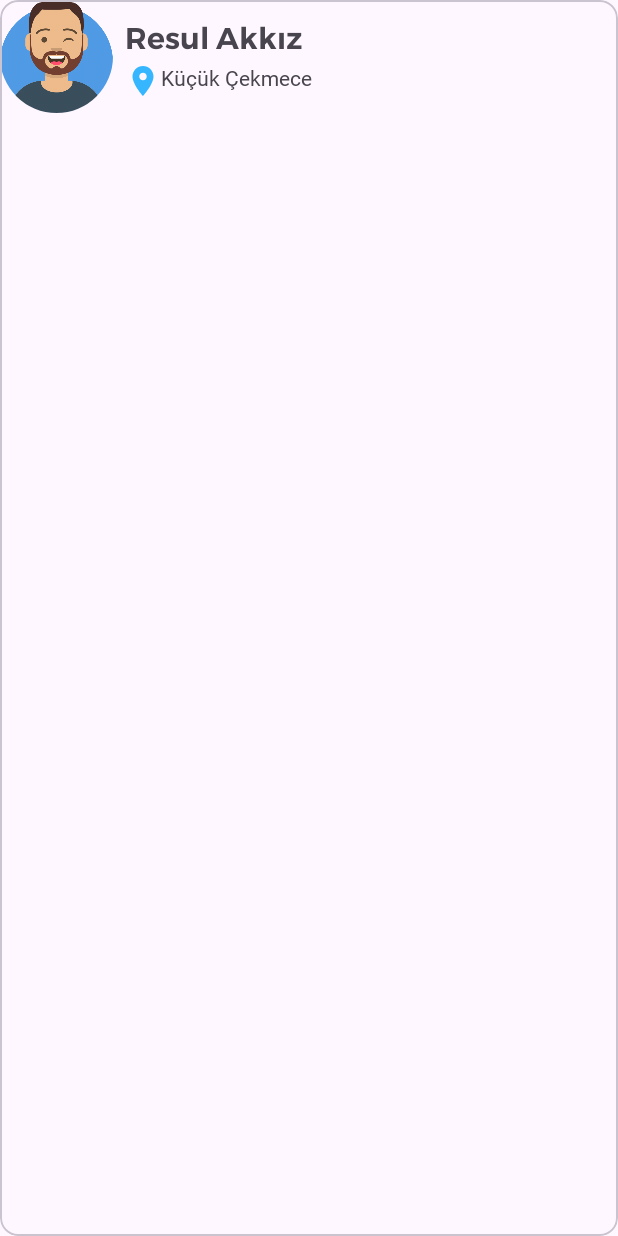
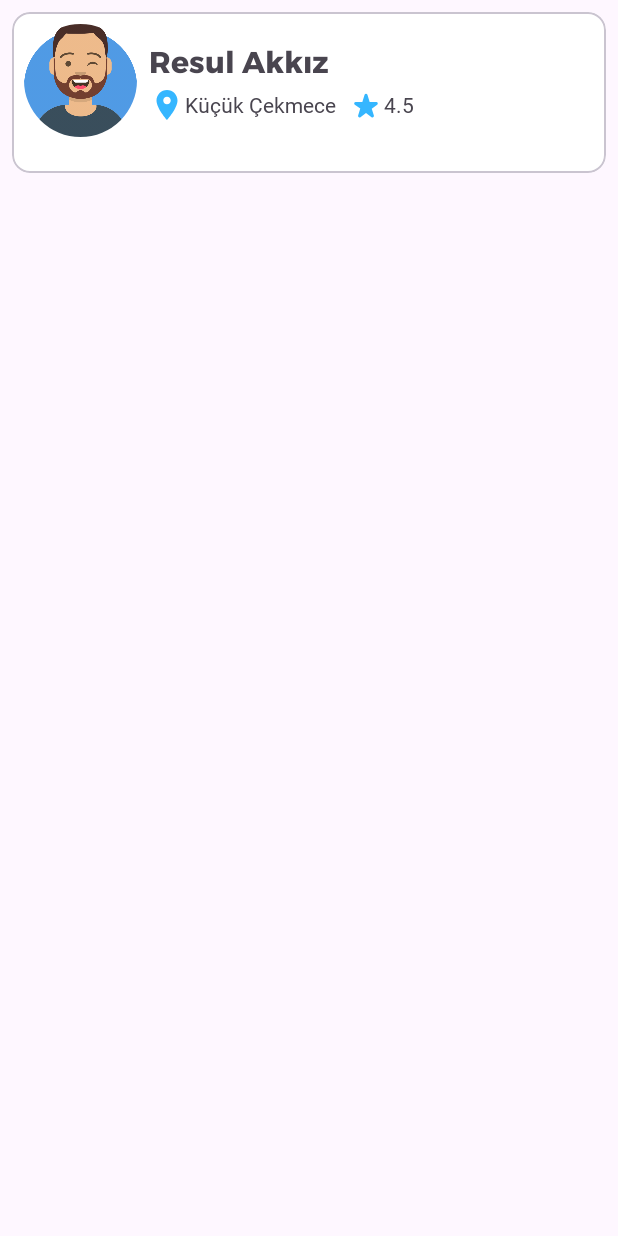
Before and after one commit to ResulAkkiz/PatiGo, an Android app: the layout fragment_single_advert.xml on its own in the app's theme, with its tools: preview values and no code run, on a phone screen of 412 x 824 dp. Run offline under Robolectric (Android 15) with nearby library versions, the phone set to English and light mode, and no system bars.

Commit message:
home recycler view

```diff
--- /dev/null
+++ b/app/src/main/res/drawable/rounded_grey_bg.xml
@@ -0,0 +1,5 @@
+<?xml version="1.0" encoding="utf-8"?>
+<shape xmlns:android="http://schemas.android.com/apk/res/android">
+    <solid android:color="@color/primaryColor"/> <!-- primary arka plan rengi -->
+    <corners android:radius="4dp"/> <!-- Çok az bir yarıçap -->
+</shape>
--- a/app/src/main/res/layout/single_advert_fragment.xml
+++ b/app/src/main/res/layout/fragment_single_advert.xml
@@ -1,13 +1,17 @@
 <?xml version="1.0" encoding="utf-8"?>
 <com.google.android.material.card.MaterialCardView xmlns:android="http://schemas.android.com/apk/res/android"
     xmlns:app="http://schemas.android.com/apk/res-auto"
+    xmlns:tools="http://schemas.android.com/tools"
+    app:cardBackgroundColor="@color/white"
     android:layout_width="match_parent"
-    android:layout_height="match_parent">
+    android:layout_height="wrap_content"
+    android:layout_margin="@dimen/dimen_8">
 
     <LinearLayout
         android:layout_width="match_parent"
         android:layout_height="wrap_content"
-        android:orientation="vertical">
+        android:orientation="vertical"
+        android:padding="@dimen/dimen_16">
 
         <LinearLayout
             android:layout_width="match_parent"
@@ -37,15 +41,18 @@
                 android:orientation="vertical">
 
                 <TextView
+                    android:id="@+id/carerName"
                     android:layout_width="wrap_content"
                     android:layout_height="wrap_content"
-                    android:fontFamily="@font/montserrat_semibold"
+                    android:fontFamily="@font/montserrat_bold"
                     android:text="Resul Akkız"
                     android:textSize="20sp" />
 
                 <LinearLayout
+                    android:gravity="center"
                     android:layout_width="wrap_content"
-                    android:layout_height="wrap_content">
+                    android:layout_height="wrap_content"
+                    tools:ignore="ExtraText">
 
                     <ImageView
                         android:layout_width="wrap_content"
@@ -53,10 +60,28 @@
                         android:src="@drawable/baseline_location_on_24" />
 
                     <TextView
+                        android:id="@+id/carerProvince"
                         android:layout_width="wrap_content"
                         android:layout_height="wrap_content"
-                        android:fontFamily="@font/montserrat_regular"
+                        android:fontFamily="@font/helvetica_regular"
                         android:text="Küçük Çekmece"
+                        android:textSize="14sp" />
+
+                    <View
+                        android:layout_width="@dimen/dimen_8"
+                        android:layout_height="@dimen/dimen_8" />
+
+                    <ImageView
+                        android:layout_width="wrap_content"
+                        android:layout_height="wrap_content"
+                        android:src="@drawable/round_star_rate_24" />
+
+                    <TextView
+                        android:id="@+id/carerStar"
+                        android:layout_width="wrap_content"
+                        android:layout_height="wrap_content"
+                        android:fontFamily="@font/helvetica_regular"
+                        android:text="4.5"
                         android:textSize="14sp" />
                 </LinearLayout>
             </LinearLayout>
@@ -66,9 +91,8 @@
             android:id="@+id/serviceRecyclerView"
             android:layout_width="match_parent"
             android:layout_height="wrap_content"
-            android:layout_margin="8dp"
-            app:layoutManager="com.google.android.flexbox.FlexboxLayoutManager"
- />
+            android:layout_marginVertical="@dimen/dimen_8"
+            app:layoutManager="com.google.android.flexbox.FlexboxLayoutManager" />
 
 
     </LinearLayout>
```
Also changed, not shown: app/src/main/java/com/project/patigo/ui/adapters/AdvertRecyclerViewAdapter.kt (added, +56 -0 lines), app/src/main/java/com/project/patigo/ui/adapters/ServiceRecyclerViewAdapter.kt (added, +30 -0 lines), app/src/main/java/com/project/patigo/ui/fragments/HomeFragment.kt (+51 -1 lines), app/src/main/res/layout/single_service_layout.xml (added, +15 -0 lines).
